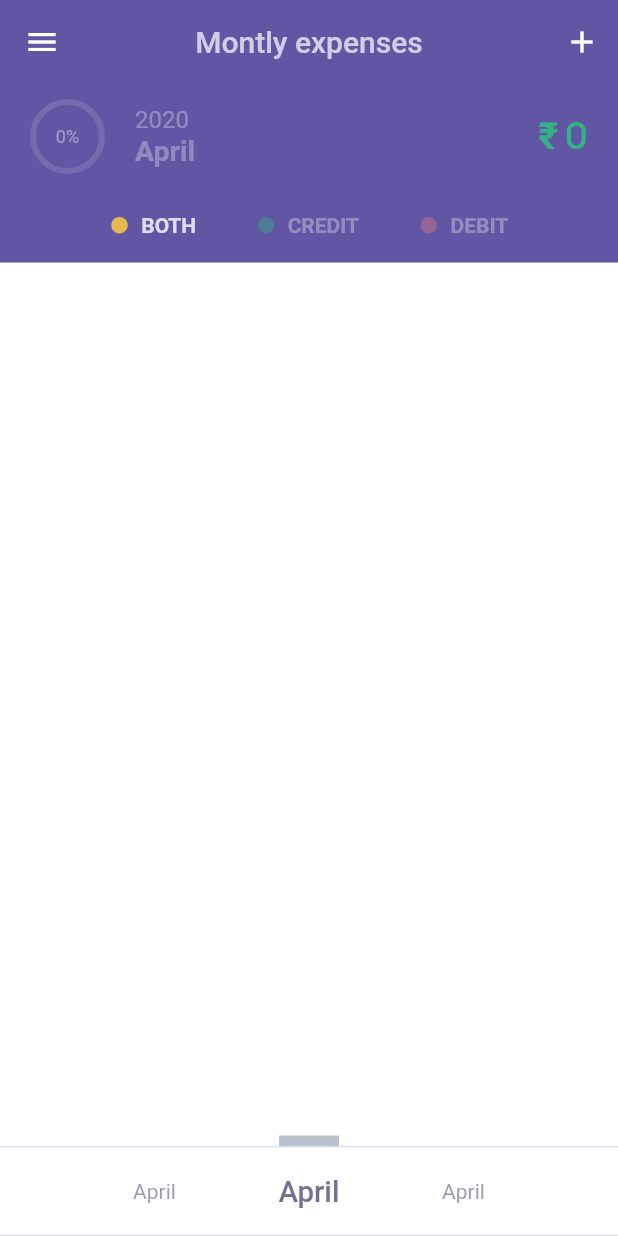
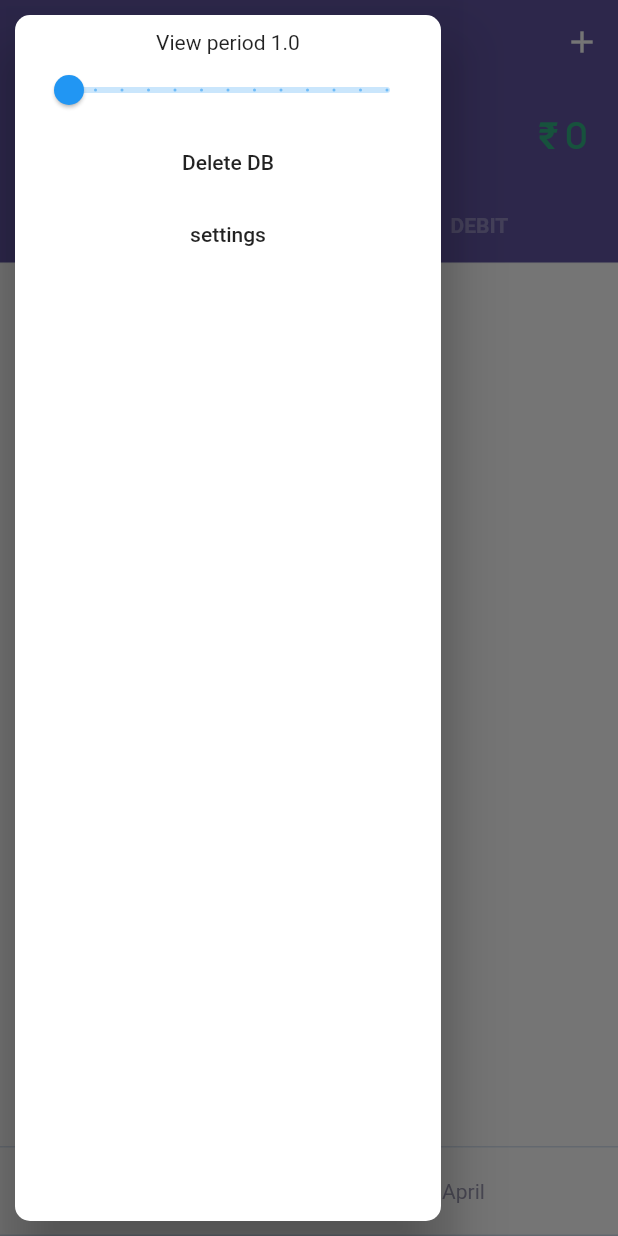
Before and after one commit to lokesh-coder/monthly-expenses, a Flutter app: the AppShell screen opened directly, after a tap on the "menu" icon, on a phone screen of 412 x 824 dp. Run offline on Flutter 3.47's test engine with Material 2 defaults, Android fonts, the phone set to English and light mode, and no system bars; drawn by our look-alikes of percent_indicator; our stand-ins replace flutter_mobx, get_it, jiffy, mobx, sembast, shared_preferences; accounts and stored records are empty; generated files the repository leaves out were written again; Roboto replaces fonts that are missing (Circular).

Commit message:
add settings page

```diff
--- a/lib/helpers/date_helper.dart
+++ b/lib/helpers/date_helper.dart
@@ -58,8 +58,11 @@
             ..startOf(Units.MONTH))
           .dateTime;
 
-      ranges[index] = Map.from(
-          {"dateTime": month, "monthName": DateHelper.getMonthName(month)});
+      ranges[index] = Map.from({
+        "dateTime": month,
+        "monthName": DateHelper.getMonthName(month),
+        "year": DateHelper.getYear(month)
+      });
     });
     return ranges;
   }
@@ -87,4 +90,11 @@
   static int get toMs {
     return DateTime.now().millisecondsSinceEpoch;
   }
+
+  static getMonthRangeDisplayText(int count) {
+    List ranges = DateHelper.getMonthRange(count);
+    String start = '${ranges.first['monthName']} ${ranges.first['year']}';
+    String end = '${ranges.last['monthName']} ${ranges.last['year']}';
+    return '$start to $end';
+  }
 }
--- a/lib/helpers/layout_helper.dart
+++ b/lib/helpers/layout_helper.dart
@@ -1,21 +1,28 @@
 import 'package:flutter/material.dart';
-import 'package:monex/ui/common/app-shell.dart';
 
 class LayoutHelper {
+  static GlobalKey<ScaffoldState> mainPageKey = new GlobalKey<ScaffoldState>();
+
   static bool get isKeyboardOpen {
-    return MediaQuery.of(scaffoldKey.currentContext).viewInsets.bottom > 0;
+    return MediaQuery.of(LayoutHelper.mainPageKey.currentContext)
+            .viewInsets
+            .bottom >
+        0;
   }
 
   static double get screenWidth {
-    return MediaQuery.of(scaffoldKey.currentContext).size.width;
+    BuildContext ctx = LayoutHelper.mainPageKey.currentContext;
+    return MediaQuery.of(ctx).size.width;
   }
 
   static double get screenHeight {
-    return MediaQuery.of(scaffoldKey.currentContext).size.height;
+    BuildContext ctx = LayoutHelper.mainPageKey.currentContext;
+    return MediaQuery.of(ctx).size.height;
   }
 
   static double get statusBarHeight {
-    return MediaQuery.of(scaffoldKey.currentContext).padding.top;
+    BuildContext ctx = LayoutHelper.mainPageKey.currentContext;
+    return MediaQuery.of(ctx).padding.top;
   }
 
   static double get appBarHeight {
--- a/lib/ui/common/app-shell.dart
+++ b/lib/ui/common/app-shell.dart
@@ -1,15 +1,19 @@
 import 'package:flutter/material.dart';
-
-final GlobalKey scaffoldKey = new GlobalKey<ScaffoldState>();
 
 class AppShell extends StatelessWidget {
   final Widget child;
   final Widget header;
   final Widget drawer;
   final Future<bool> Function() onBackBtnPress;
+  final Key scaffoldKey;
 
   const AppShell(
-      {Key key, this.child, this.header, this.drawer, this.onBackBtnPress})
+      {Key key,
+      this.child,
+      this.header,
+      this.drawer,
+      this.onBackBtnPress,
+      this.scaffoldKey})
       : super(key: key);
 
   @override
--- /dev/null
+++ b/lib/ui/common/fade_transition.dart
@@ -0,0 +1,19 @@
+import 'package:flutter/material.dart';
+
+class FadeRoute extends PageRouteBuilder {
+  final Widget page;
+  FadeRoute({this.page})
+      : super(
+          pageBuilder: (_, __, ___) => page,
+          transitionsBuilder: (
+            BuildContext context,
+            Animation<double> animation,
+            Animation<double> secondaryAnimation,
+            Widget child,
+          ) =>
+              FadeTransition(
+            opacity: animation,
+            child: child,
+          ),
+        );
+}
--- a/lib/ui/editor/elements/amount_input.dart
+++ b/lib/ui/editor/elements/amount_input.dart
@@ -1,6 +1,5 @@
 import 'package:flutter/material.dart';
 import 'package:flutter_mobx/flutter_mobx.dart';
-import 'package:monex/config/colors.dart';
 import 'package:monex/models/enums.dart';
 import 'package:monex/service_locator/service_locator.dart';
 import 'package:monex/stores/form/form.store.dart';
--- a/lib/widgets/drawer.dart
+++ b/lib/widgets/drawer.dart
@@ -3,6 +3,8 @@
 import 'package:monex/service_locator/service_locator.dart';
 import 'package:monex/stores/payments/payments.store.dart';
 import 'package:monex/stores/settings/settings.store.dart';
+import 'package:monex/ui/common/fade_transition.dart';
+import 'package:monex/ui/settings/settings.dart';
 
 class AppDrawer extends StatelessWidget {
   const AppDrawer({Key key}) : super(key: key);
@@ -33,10 +35,20 @@
                   },
                 ),
                 FlatButton(
+                  onPressed: () {
+                    sl<PaymentsStore>().dropDb();
+                  },
+                  child: Text('Delete DB'),
+                ),
+                FlatButton(
                     onPressed: () {
-                      sl<PaymentsStore>().dropDb();
+                      Navigator.of(context).pop();
+                      Navigator.push(
+                        context,
+                        FadeRoute(page: Settings()),
+                      );
                     },
-                    child: Text('Delete DB'))
+                    child: Text('settings'))
               ],
             );
           }),
```
Also changed, not shown: lib/ui/common/bottom_modal.dart (+6 -4 lines), lib/ui/common/expander.dart (added, +52 -0 lines), lib/ui/main_page.dart (+7 -1 lines), lib/ui/settings/elements/item_tile.dart (added, +58 -0 lines), lib/ui/settings/elements/month_range/display.dart (added, +30 -0 lines), lib/ui/settings/elements/month_range/edit.dart (added, +85 -0 lines), lib/ui/settings/settings.dart (added, +29 -0 lines).
